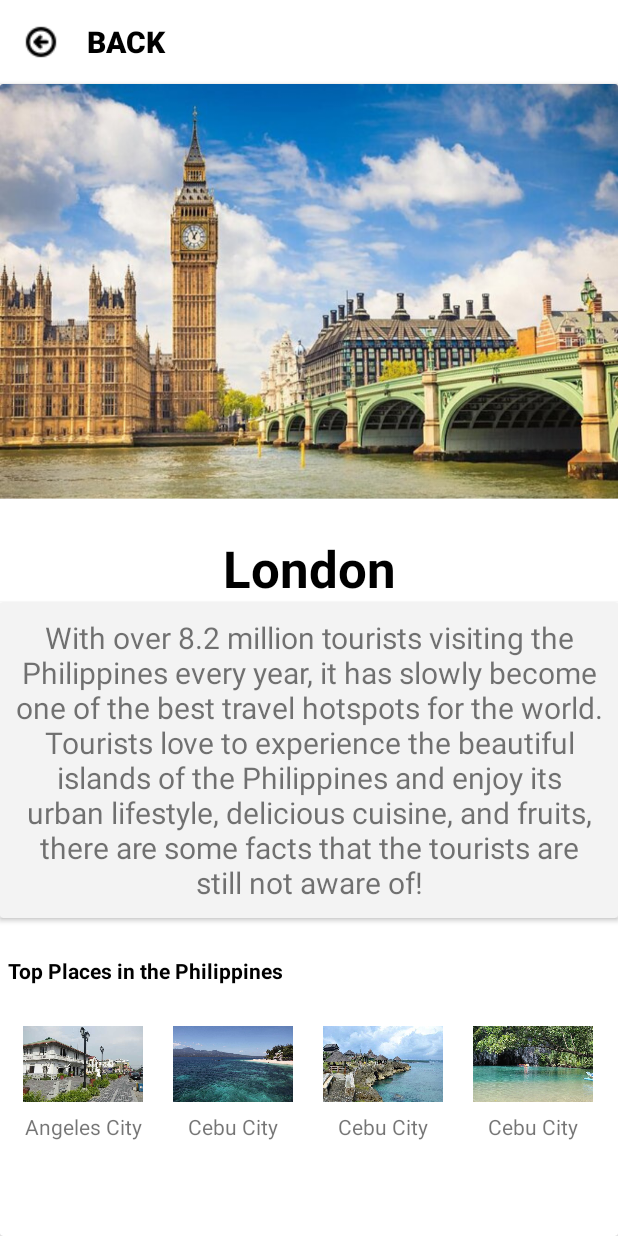
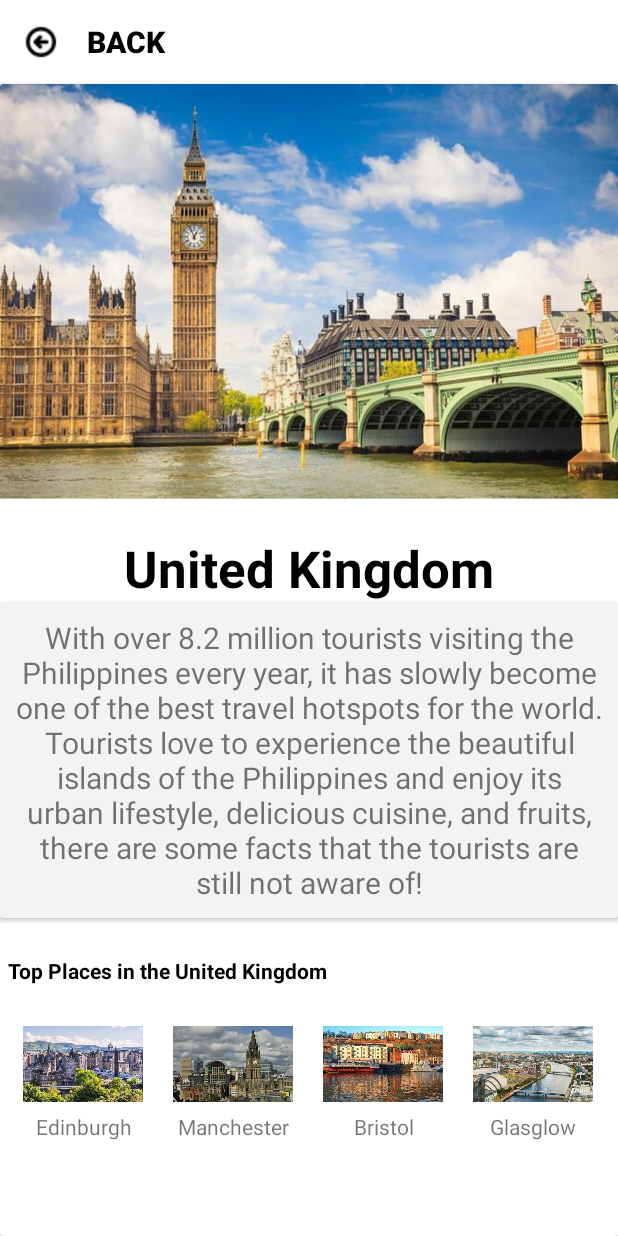
Before and after one commit to ShinAquila/Android-Final-Project, an Android app: the England screen opened directly, with no data from a screen before it, on a phone screen of 412 x 824 dp. Run offline under Robolectric (Android 15) with nearby library versions, the phone set to English and light mode, and no system bars.

Commit message:
added france and england designs

```diff
--- a/app/src/main/java/com/example/bottomnav/Philippines.java
+++ b/app/src/main/java/com/example/bottomnav/Philippines.java
@@ -27,10 +27,7 @@
         button.setOnClickListener(new View.OnClickListener(){
             @Override
             public void onClick(View v){openMainActivity();}
-
-
         });
-
     }
 
     public void openMainActivity(){
--- a/app/src/main/res/layout/activity_england.xml
+++ b/app/src/main/res/layout/activity_england.xml
@@ -56,7 +56,7 @@
                     android:layout_width="match_parent"
                     android:layout_height="wrap_content"
                     android:textColor="@color/black"
-                    android:text="London"
+                    android:text="United Kingdom"
                     android:textSize="34sp"
                     android:textStyle="bold"
                     android:layout_marginTop="300dp"
@@ -93,7 +93,7 @@
                     android:padding="5dp"
                     android:layout_marginTop="20dp"
                     android:textStyle="bold"
-                    android:text="Top Places in the Philippines"/>
+                    android:text="Top Places in the United Kingdom"/>
 
                 <HorizontalScrollView
                     android:layout_width="match_parent"
@@ -129,12 +129,12 @@
                                     <ImageView
                                         android:layout_width="80dp"
                                         android:layout_height="64dp"
-                                        android:src="@drawable/angeles"/>
+                                        android:src="@drawable/edinburg"/>
                                     <TextView
                                         android:layout_width="match_parent"
                                         android:layout_height="wrap_content"
                                         android:gravity="center"
-                                        android:text="Angeles City"/>
+                                        android:text="Edinburgh"/>
                                 </LinearLayout>
 
                             </androidx.cardview.widget.CardView>
@@ -161,12 +161,12 @@
                                     <ImageView
                                         android:layout_width="80dp"
                                         android:layout_height="64dp"
-                                        android:src="@drawable/cebu"/>
+                                        android:src="@drawable/manchester"/>
                                     <TextView
                                         android:layout_width="match_parent"
                                         android:layout_height="wrap_content"
                                         android:gravity="center"
-                                        android:text="Cebu City"/>
+                                        android:text="Manchester"/>
                                 </LinearLayout>
 
                             </androidx.cardview.widget.CardView>
@@ -193,12 +193,12 @@
                                     <ImageView
                                         android:layout_width="80dp"
                                         android:layout_height="64dp"
-                                        android:src="@drawable/boracay"/>
+                                        android:src="@drawable/bristol"/>
                                     <TextView
                                         android:layout_width="match_parent"
                                         android:layout_height="wrap_content"
                                         android:gravity="center"
-                                        android:text="Cebu City"/>
+                                        android:text="Bristol"/>
                                 </LinearLayout>
 
                             </androidx.cardview.widget.CardView>
@@ -225,12 +225,12 @@
                                     <ImageView
                                         android:layout_width="80dp"
                                         android:layout_height="64dp"
-                                        android:src="@drawable/puerto"/>
+                                        android:src="@drawable/glasglow"/>
                                     <TextView
                                         android:layout_width="match_parent"
                                         android:layout_height="wrap_content"
                                         android:gravity="center"
-                                        android:text="Cebu City"/>
+                                        android:text="Glasglow"/>
                                 </LinearLayout>
 
                             </androidx.cardview.widget.CardView>
--- a/app/src/main/res/layout/fragment_home.xml
+++ b/app/src/main/res/layout/fragment_home.xml
@@ -475,7 +475,7 @@
                                 android:layout_height="wrap_content"
                                 android:layout_marginTop="10dp"
                                 android:gravity="center"
-                                android:text="England"
+                                android:text="UK"
                                 android:textColor="@color/white"
                                 android:textSize="28sp"
                                 android:textStyle="bold" />
```
Also changed, not shown: app/src/main/res/layout/activity_france.xml (+9 -9 lines), app/src/main/res/drawable/bordeaux.png (added), app/src/main/res/drawable/bristol.png (added), app/src/main/res/drawable/edinburg.png (added), app/src/main/res/drawable/glasglow.png (added), app/src/main/res/drawable/manchester.png (added), app/src/main/res/drawable/marseille.png (added), app/src/main/res/drawable/nice.png (added), app/src/main/res/drawable/provence.png (added).
